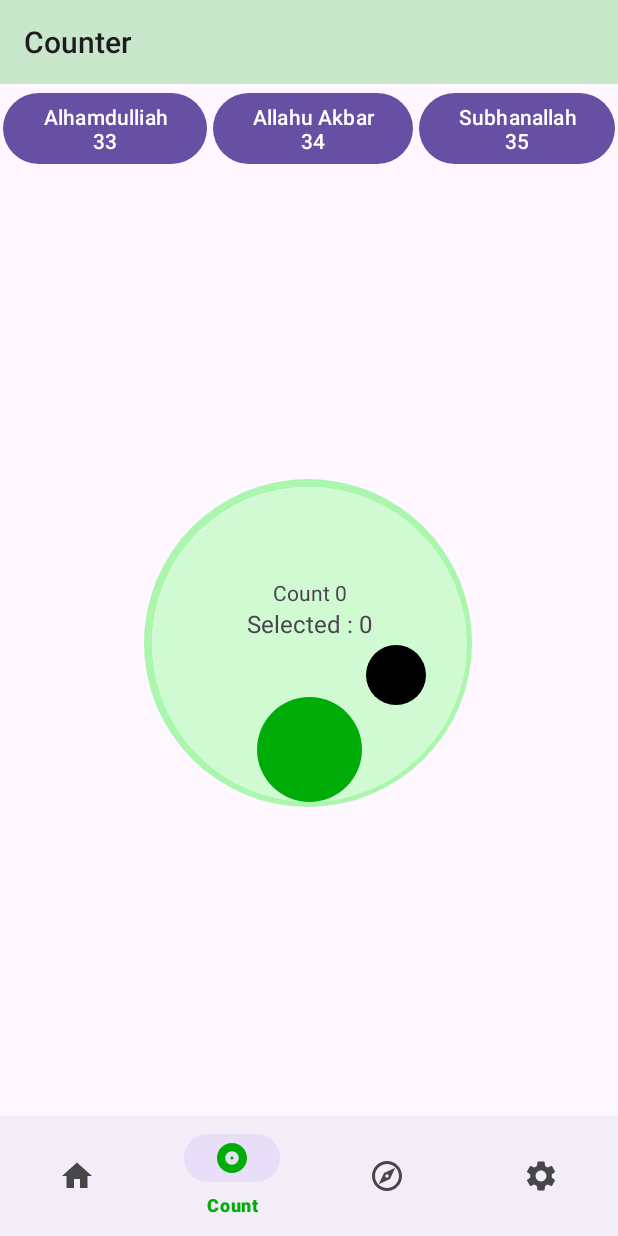
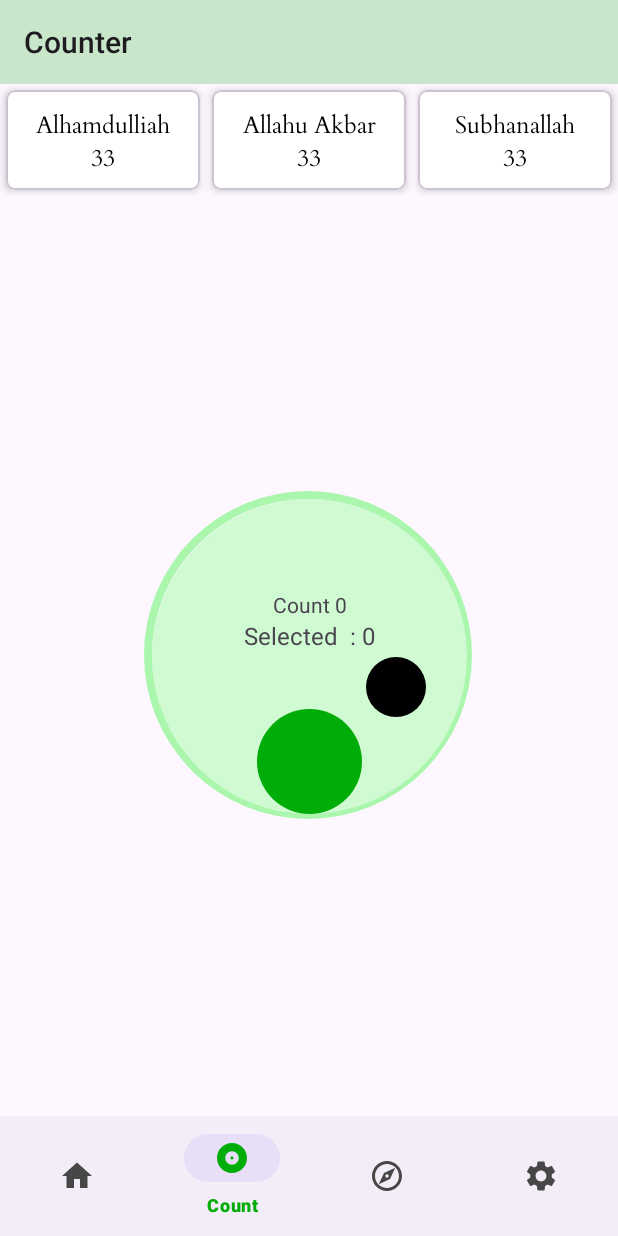
Before and after one commit to Anirbanshaheen/PrayerApp, an Android app: the CountFragment screen opened through its navigation route, on a phone screen of 412 x 824 dp. Run offline under Robolectric (Android 15) with nearby library versions, the phone set to English and light mode, and no system bars; our stand-ins replace AdMob, Dagger/Hilt's generated code, navigation-ui; libraries missing offline, so code that uses them is left out: androidx.palette.graphics, com.azan, com.azan.astrologicalCalc; 22 statements that could not run were skipped.

Commit message:
1. count fragment view change 2. select tasbih name shared preference

```diff
--- a/app/src/main/java/com/example/prayerapp/prefs/Prefs.kt
+++ b/app/src/main/java/com/example/prayerapp/prefs/Prefs.kt
@@ -35,6 +35,14 @@ class Prefs @Inject constructor(@ApplicationContext private val context: Context
             instance.edit().putInt(::selectedValue.name, value).apply()
         }
 
+    var selectedName: String?
+        get() {
+            return instance.getString(::selectedName.name, "")
+        }
+        set(value) {
+            instance.edit().putString(::selectedName.name, value).apply()
+        }
+
     var prayerBg: Int?
         get() {
             return instance.getInt(::prayerBg.name, 0)
--- a/app/src/main/java/com/example/prayerapp/ui/CountFragment.kt
+++ b/app/src/main/java/com/example/prayerapp/ui/CountFragment.kt
@@ -1,12 +1,17 @@
 package com.example.prayerapp.ui
 
+import android.annotation.SuppressLint
+import android.graphics.Color
 import android.os.Bundle
 import android.view.LayoutInflater
 import android.view.View
 import android.view.ViewGroup
+import androidx.core.content.ContextCompat
 import androidx.fragment.app.Fragment
+import com.example.prayerapp.R
 import com.example.prayerapp.databinding.FragmentCountBinding
 import com.example.prayerapp.prefs.Prefs
+import com.google.android.material.card.MaterialCardView
 //import com.google.android.gms.ads.AdLoader
 //import com.google.android.gms.ads.MobileAds
 import dagger.hilt.android.AndroidEntryPoint
@@ -20,6 +25,7 @@ class CountFragment : Fragment() {
     private var countValue = 0
     private var countMaxValue = 0
     private var selectedValue = 0
+    private var selectedName = ""
 
     @Inject
     lateinit var prefs: Prefs
@@ -51,30 +57,37 @@ class CountFragment : Fragment() {
 
     private fun selectCounterValue() {
         selectedValue = prefs.selectedValue
-        binding.countSelectTv.text = "Selected : $selectedValue"
+        selectedName = prefs.selectedName.toString()
+        binding.countSelectTv.text = "Selected $selectedName : $selectedValue"
 
         binding.buttonOne.setOnClickListener {
             countMaxValue = 33
+            selectedName = "Alhamdulliah"
             selectedValue = countMaxValue
-            binding.countSelectTv.text = "Selected : $selectedValue"
+            binding.countSelectTv.text = "Selected $selectedName : $selectedValue"
             binding.progressBar.max = countMaxValue
             prefs.selectedValue = selectedValue
+            prefs.selectedName = selectedName
         }
 
         binding.buttonTwo.setOnClickListener {
-            countMaxValue = 34
+            countMaxValue = 33
+            selectedName = "Allahu Akbar"
             selectedValue = countMaxValue
-            binding.countSelectTv.text = "Selected : $selectedValue"
+            binding.countSelectTv.text = "Selected $selectedName : $selectedValue"
             binding.progressBar.max = countMaxValue
             prefs.selectedValue = selectedValue
+            prefs.selectedName = selectedName
         }
 
         binding.buttonThree.setOnClickListener {
-            countMaxValue = 35
+            countMaxValue = 33
+            selectedName = "Subhanallah"
             selectedValue = countMaxValue
-            binding.countSelectTv.text = "Selected : $selectedValue"
+            binding.countSelectTv.text = "Selected $selectedName : $selectedValue"
             binding.progressBar.max = countMaxValue
             prefs.selectedValue = selectedValue
+            prefs.selectedName = selectedName
         }
 
     }
@@ -103,6 +116,7 @@ class CountFragment : Fragment() {
             binding.progressBar.progress = countValue
             binding.countMainTV.text = "Count $countValue"
             prefs.counterValue = countValue
+            prefs.selectedName = "Null"
         }
     }
 
--- a/app/src/main/res/layout/fragment_count.xml
+++ b/app/src/main/res/layout/fragment_count.xml
@@ -10,8 +10,8 @@
         android:id="@+id/counterTB"
         android:layout_width="match_parent"
         android:layout_height="wrap_content"
+        android:background="@color/tool_bar_back"
         android:title="Counter"
-        android:background="@color/tool_bar_back"
         app:layout_constraintEnd_toEndOf="parent"
         app:layout_constraintStart_toStartOf="parent"
         app:layout_constraintTop_toTopOf="parent" />
@@ -25,29 +25,134 @@
         app:layout_constraintStart_toStartOf="parent"
         app:layout_constraintTop_toBottomOf="@+id/counterTB">
 
-        <Button
+        <com.google.android.material.card.MaterialCardView
             android:id="@+id/buttonOne"
-            android:layout_width="wrap_content"
-            android:layout_height="wrap_content"
-            android:layout_margin="2dp"
+            android:layout_width="0dp"
+            android:layout_height="match_parent"
+            android:layout_margin="4dp"
             android:layout_weight="1"
-            android:text="Alhamdulliah 33" />
+            android:clickable="true"
+            android:focusable="true"
+            android:backgroundTint="@color/white"
+            app:cardCornerRadius="6dp"
+            app:cardElevation="4dp">
 
-        <Button
+            <androidx.constraintlayout.widget.ConstraintLayout
+                android:id="@+id/AlhamdulliahTextName"
+                android:layout_width="match_parent"
+                android:layout_height="match_parent"
+                android:padding="10dp">
+
+                <TextView
+                    android:layout_width="match_parent"
+                    android:layout_height="wrap_content"
+                    android:fontFamily="@font/font_card"
+                    android:gravity="center"
+                    android:text="Alhamdulliah\n33"
+                    android:textColor="@color/black"
+                    android:textSize="16sp"
+                    app:layout_constraintBottom_toBottomOf="parent"
+                    app:layout_constraintEnd_toEndOf="parent"
+                    app:layout_constraintStart_toStartOf="parent"
+                    app:layout_constraintTop_toTopOf="parent" />
+
+            </androidx.constraintlayout.widget.ConstraintLayout>
+
+        </com.google.android.material.card.MaterialCardView>
+
+        <com.google.android.material.card.MaterialCardView
             android:id="@+id/buttonTwo"
-            android:layout_width="wrap_content"
-            android:layout_height="wrap_content"
-            android:layout_margin="2dp"
+            android:layout_width="0dp"
+            android:layout_height="match_parent"
+            android:layout_margin="4dp"
             android:layout_weight="1"
-            android:text="Allahu Akbar 34" />
+            android:clickable="true"
+            android:focusable="true"
+            android:backgroundTint="@color/white"
+            app:cardCornerRadius="6dp"
+            app:cardElevation="4dp">
 
-        <Button
+            <androidx.constraintlayout.widget.ConstraintLayout
+                android:id="@+id/AllahuAkbarTextName"
+                android:layout_width="match_parent"
+                android:layout_height="match_parent"
+                android:padding="10dp">
+
+                <TextView
+                    android:layout_width="match_parent"
+                    android:layout_height="wrap_content"
+                    android:fontFamily="@font/font_card"
+                    android:gravity="center"
+                    android:text="Allahu Akbar\n33"
+                    android:textColor="@color/black"
+                    android:textSize="16sp"
+                    app:layout_constraintBottom_toBottomOf="parent"
+                    app:layout_constraintEnd_toEndOf="parent"
+                    app:layout_constraintStart_toStartOf="parent"
+                    app:layout_constraintTop_toTopOf="parent" />
+
+            </androidx.constraintlayout.widget.ConstraintLayout>
+
+        </com.google.android.material.card.MaterialCardView>
+
+        <com.google.android.material.card.MaterialCardView
             android:id="@+id/buttonThree"
-            android:layout_width="wrap_content"
-            android:layout_height="wrap_content"
-            android:layout_margin="2dp"
+            android:layout_width="0dp"
+            android:layout_height="match_parent"
+            android:layout_margin="4dp"
             android:layout_weight="1"
-            android:text="Subhanallah 35" />
+            android:clickable="true"
+            android:focusable="true"
+            android:backgroundTint="@color/white"
+            app:cardCornerRadius="6dp"
+            app:cardElevation="4dp">
+
+            <androidx.constraintlayout.widget.ConstraintLayout
+                android:id="@+id/SubhanallahTextName"
+                android:layout_width="match_parent"
+                android:layout_height="match_parent"
+                android:padding="10dp">
+
+                <TextView
+                    android:layout_width="match_parent"
+                    android:layout_height="wrap_content"
+                    android:fontFamily="@font/font_card"
+                    android:gravity="center"
+                    android:text="Subhanallah\n33"
+                    android:textColor="@color/black"
+                    android:textSize="16sp"
+                    app:layout_constraintBottom_toBottomOf="parent"
+                    app:layout_constraintEnd_toEndOf="parent"
+                    app:layout_constraintStart_toStartOf="parent"
+                    app:layout_constraintTop_toTopOf="parent" />
+
+            </androidx.constraintlayout.widget.ConstraintLayout>
+
+        </com.google.android.material.card.MaterialCardView>
+
+        <!--        <Button-->
+        <!--            android:id="@+id/buttonOne"-->
+        <!--            android:layout_width="0dp"-->
+        <!--            android:layout_height="match_parent"-->
+        <!--            android:layout_margin="2dp"-->
+        <!--            android:layout_weight="1"-->
+        <!--            android:text="Alhamdulliah 33" />-->
+
+        <!--        <Button-->
+        <!--            android:id="@+id/buttonTwo"-->
+        <!--            android:layout_width="0dp"-->
+        <!--            android:layout_height="match_parent"-->
+        <!--            android:layout_margin="2dp"-->
+        <!--            android:layout_weight="1"-->
+        <!--            android:text="Allahu Akbar 33" />-->
+
+        <!--        <Button-->
+        <!--            android:id="@+id/buttonThree"-->
+        <!--            android:layout_width="0dp"-->
+        <!--            android:layout_height="match_parent"-->
+        <!--            android:layout_margin="2dp"-->
+        <!--            android:layout_weight="1"-->
+        <!--            android:text="Subhanallah 33" />-->
 
     </LinearLayout>
 
```
